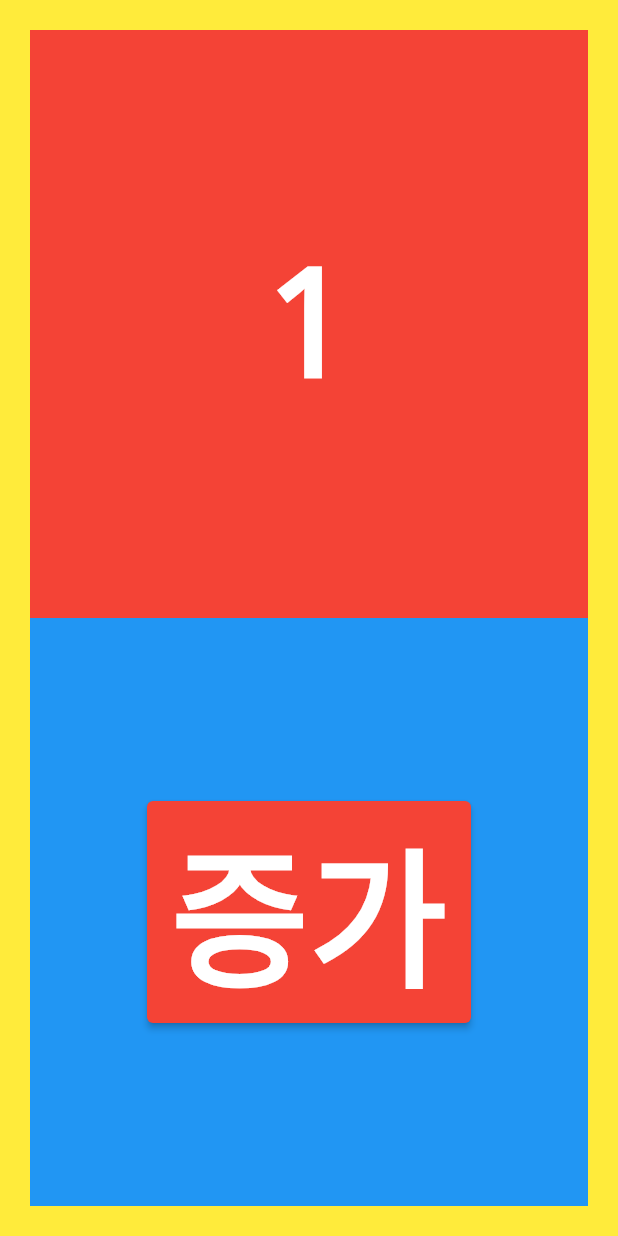
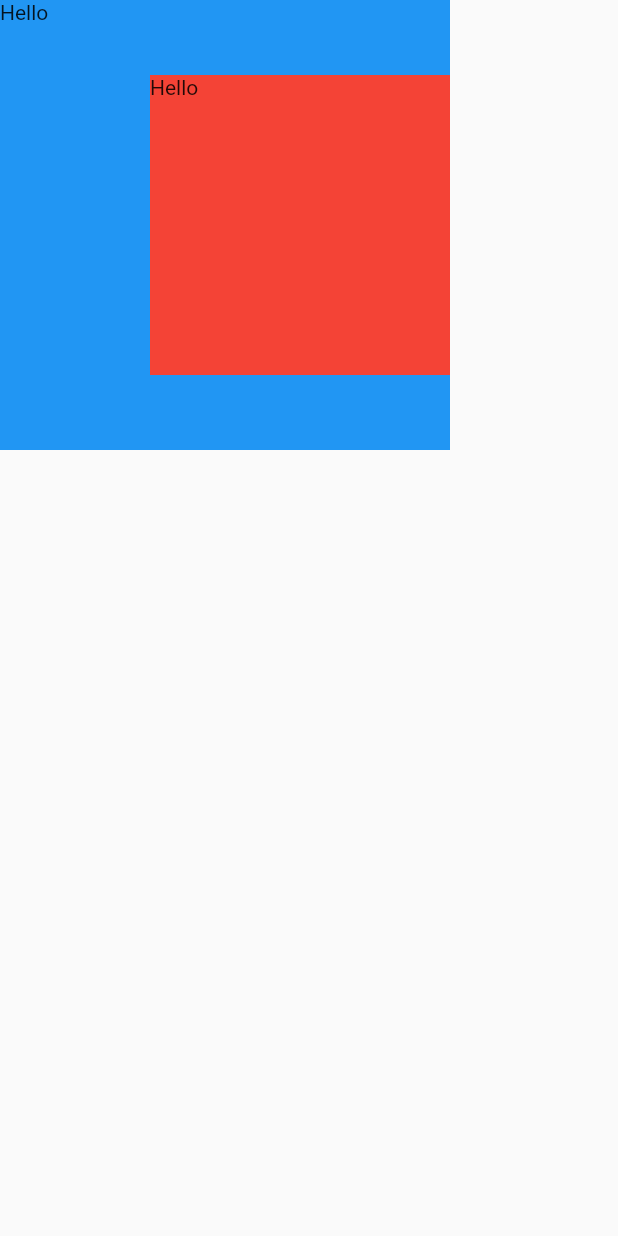
Before and after one commit to wanni29/flutter_stack_app, a Flutter app: the screen it shows after launch, on a phone screen of 412 x 824 dp. Run offline on Flutter 3.47's test engine with Material 2 defaults, Android fonts, the phone set to English and light mode, and no system bars.

Commit message:
stack_app

```diff
--- a/lib/main.dart
+++ b/lib/main.dart
@@ -1,108 +1,50 @@
 import 'package:flutter/material.dart';
 
-/*
-* HomePage(Header, Bottom)
-*
-*/
+/**
+ * HomePage (Header, Bottom)
+ */
 
 void main() {
   runApp(const MyApp());
 }
 
 class MyApp extends StatelessWidget {
-  const MyApp({Key? key}) : super(key: key);
+  const MyApp({super.key});
 
   @override
   Widget build(BuildContext context) {
     return MaterialApp(
-      debugShowCheckedModeBanner: false,
-      home: HomePage(),
+      home: MyPage(),
     );
   }
 }
 
-class HomePage extends StatefulWidget {
-  @override
-  State<HomePage> createState() => _HomePageState();
-}
-
-class _HomePageState extends State<HomePage> {
-  // 상태
-  int num = 1;
-
-  // 행위
-  void add() {
-    setState(() {
-      num = num + 1;
-    });
-  }
+class MyPage extends StatelessWidget {
+  const MyPage({super.key});
 
   @override
   Widget build(BuildContext context) {
-    return Container(
-      color: Colors.yellow,
-      child: Padding(
-        padding: const EdgeInsets.all(20.0),
-        child: Column(
-          children: [
-            Expanded(child: HeaderPage(num)),
-            Expanded(
-                child: BottomPage(
-                    add)), // 함수를 전달할때는 add만 넣지 add()를 넣게 되면 함수를 실행시켜버리니 조심!
-          ],
-        ),
+    return Scaffold(
+      body: Stack(
+        children: [
+          Container(
+            width: 300,
+            height: 300,
+            color: Colors.blue,
+            child: Text("Hello"),
+          ),
+          Positioned(
+            left: 100,
+            bottom: 50,
+            child: Container(
+              width: 200,
+              height: 200,
+              color: Colors.red,
+              child: Text("Hello"),
+            ),
+          )
+        ],
       ),
     );
   }
 }
-
-class HeaderPage extends StatelessWidget {
-  final num;
-  HeaderPage(this.num);
-
-  @override
-  Widget build(BuildContext context) {
-    return Container(
-      color: Colors.red,
-      child: Align(
-        child: Text(
-          "$num",
-          style: TextStyle(
-              color: Colors.white,
-              fontWeight: FontWeight.bold,
-              fontSize: 100,
-              decoration: TextDecoration.none),
-        ),
-      ),
-    );
-  }
-}
-
-class BottomPage extends StatelessWidget {
-  final add;
-  BottomPage(this.add);
-
-  @override
-  Widget build(BuildContext context) {
-    return Container(
-      color: Colors.blue,
-      child: Align(
-        child: ElevatedButton(
-          style: ElevatedButton.styleFrom(backgroundColor: Colors.red),
-          onPressed: () {
-            print("버튼 클릭됨");
-            add();
-          },
-          child: Text(
-            "증가",
-            style: TextStyle(
-              color: Colors.white,
-              fontWeight: FontWeight.bold,
-              fontSize: 100,
-            ),
-          ),
-        ),
-      ),
-    );
-  }
-}
```
